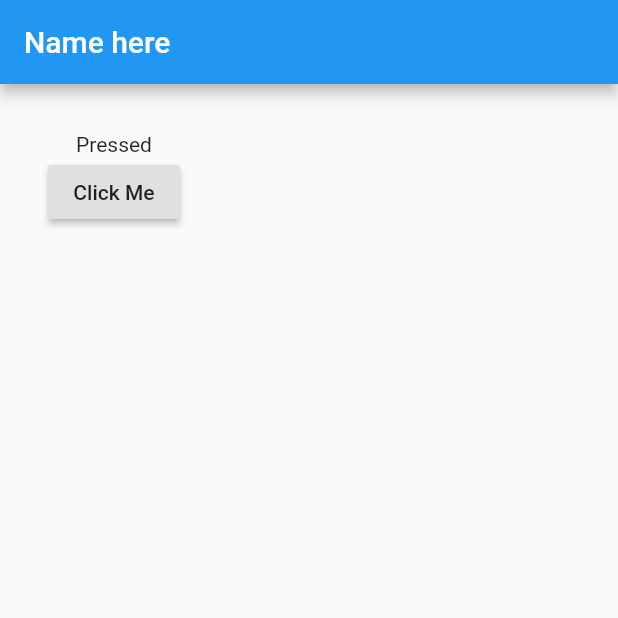
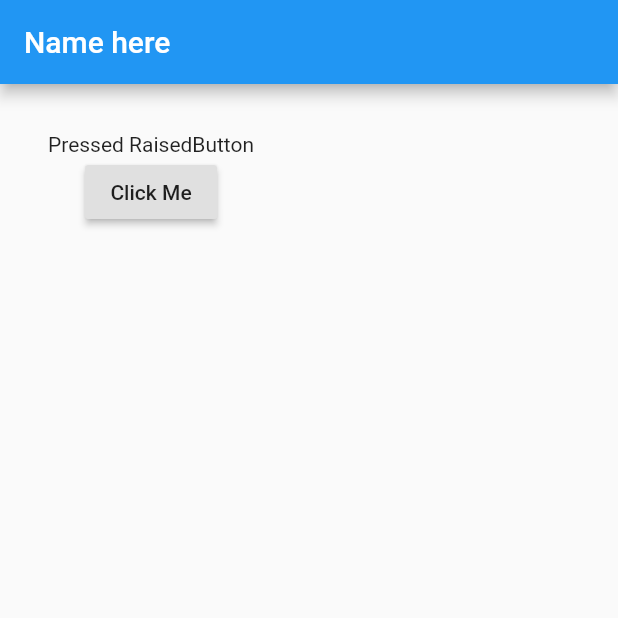
Before and after one commit to ChowDavid/flutter_tutorial, a Flutter app: the screen it shows after launch, after a tap on "Click Me", on a phone screen of 412 x 824 dp, the top half of it. Run offline on Flutter 3.47's test engine with Material 2 defaults, Android fonts, the phone set to English and light mode, and no system bars.

Commit message:
onPress with parameter

```diff
--- a/lib/main.dart
+++ b/lib/main.dart
@@ -11,9 +11,9 @@ class _MyAppState extends State<MyApp> {
 
   var _value ='Hello World';
 
-  void _onPress(){
+  void _onPress(String message){
     setState(() {
-      _value = 'Pressed';
+      _value = 'Pressed '+message;
     });
   }
   @override
@@ -28,7 +28,7 @@ class _MyAppState extends State<MyApp> {
           child: Column(
             children: [
               Text(_value),
-              RaisedButton(onPressed: _onPress, child: Text('Click Me')),
+              RaisedButton(onPressed: ()=>_onPress('RaisedButton'), child: Text('Click Me')),
 
 
 
```
